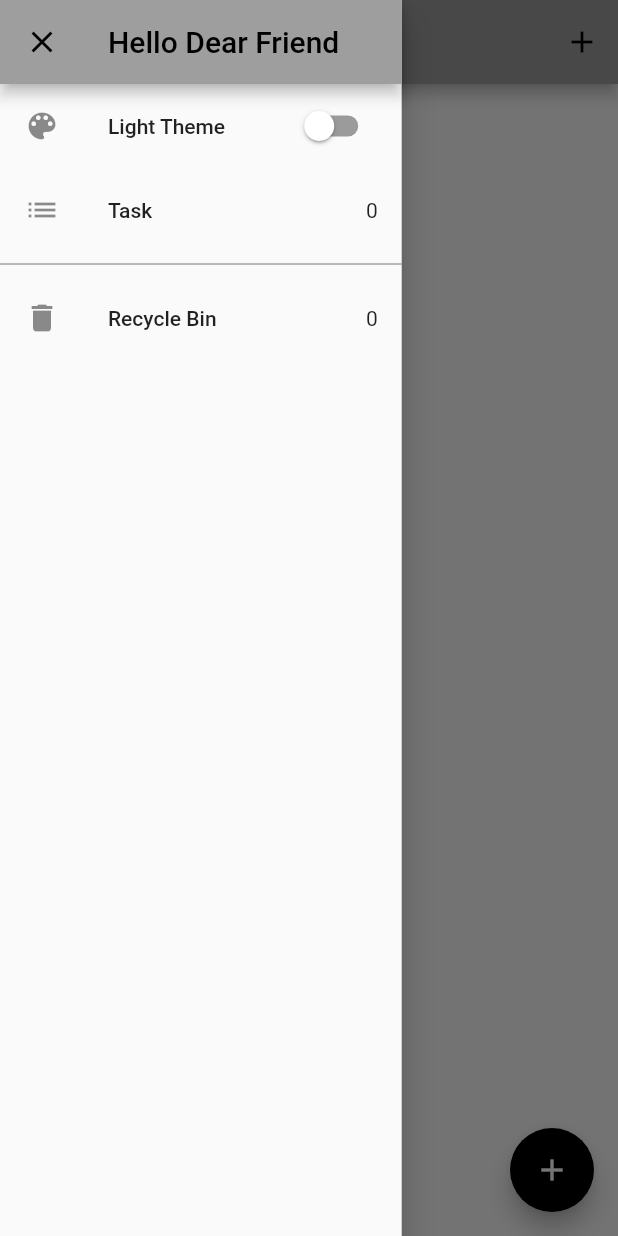
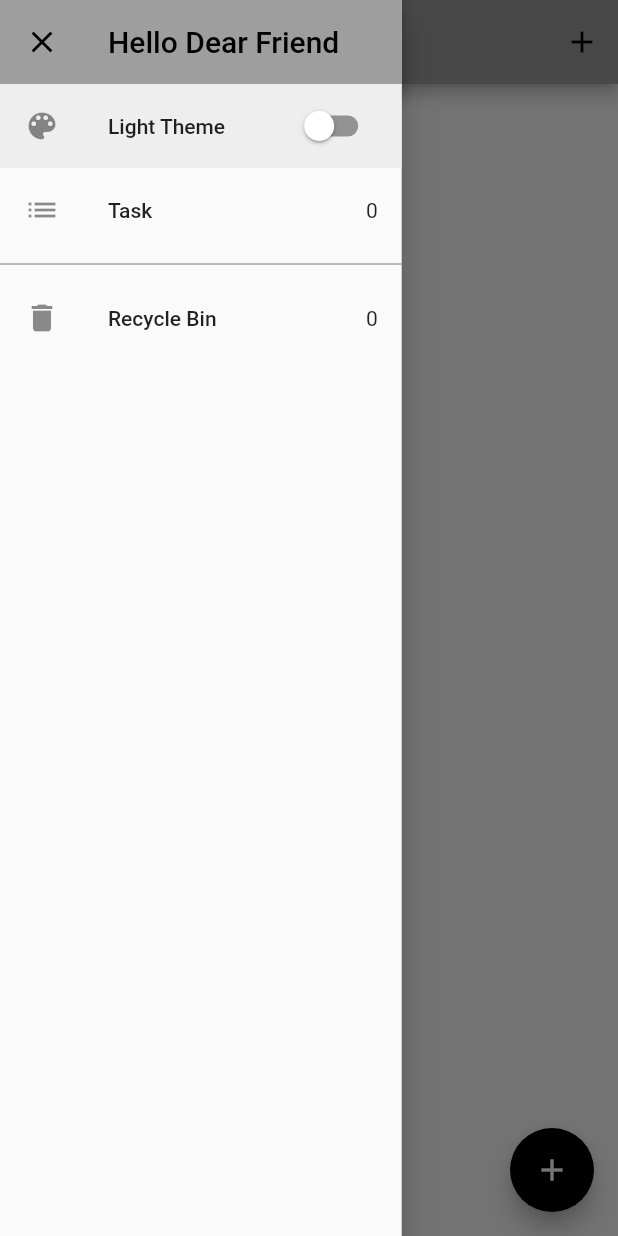
Before and after one commit to Silentcry16/todo_bloc2, a Flutter app: the screen it shows after launch, with the side drawer open, on a phone screen of 412 x 824 dp. Run offline on Flutter 3.47's test engine with Material 2 defaults, Android fonts, the phone set to English and light mode, and no system bars; our stand-ins replace equatable, flutter_bloc, hydrated_bloc.

```diff
--- a/lib/blocs/switch_bloc/switch_bloc.dart
+++ b/lib/blocs/switch_bloc/switch_bloc.dart
@@ -1,4 +1,3 @@
-import 'package:bloc/bloc.dart';
 import 'package:equatable/equatable.dart';
 import 'package:todo_bloc2/blocs/bloc_exports.dart';
 
--- a/lib/blocs/task_bloc/tasks_state.dart
+++ b/lib/blocs/task_bloc/tasks_state.dart
@@ -13,8 +13,6 @@ class TasksState extends Equatable {
   @override
   List<Object> get props => [allTasks, removedTasks];
 
-
-
 // toMap() and fromMap() are responsible for converting
 //the state object to a map representation and reconstructing the state
 //object from a map, respectively.
@@ -29,12 +27,12 @@ class TasksState extends Equatable {
   factory TasksState.fromMap(Map<String, dynamic> map) {
     return TasksState(
       allTasks: List<Task>.from(
-        (map['allTasks'] as List<int>).map<Task>(
+        (map['allTasks']).map<Task>(
           (x) => Task.fromMap(x as Map<String, dynamic>),
         ),
       ),
       removedTasks: List<Task>.from(
-        (map['removedTasks'] as List<int>).map<Task>(
+        (map['removedTasks']).map<Task>(
           (x) => Task.fromMap(x as Map<String, dynamic>),
         ),
       ),
--- a/lib/widgets/custom_drawer.dart
+++ b/lib/widgets/custom_drawer.dart
@@ -27,7 +27,8 @@ class CustomDrawer extends StatelessWidget {
                 BlocBuilder<SwitchBloc, SwitchState>(
                   builder: (context, state) {
                     return Container(
-                      // color: Colors.amber[200],
+                      color:
+                          state.switchValue ? Colors.black12 : Colors.grey[200],
                       child: ListTile(
                         leading: Icon(Icons.color_lens),
                         title: state.switchValue
```
